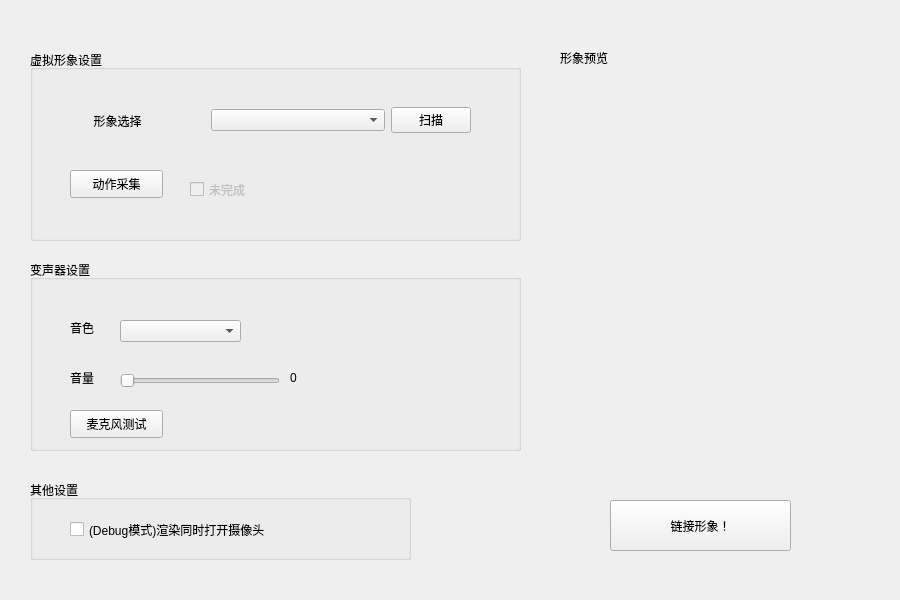
Qt form Qt-src/wid.ui (charlie0129/vtuber-kit) before a commit.
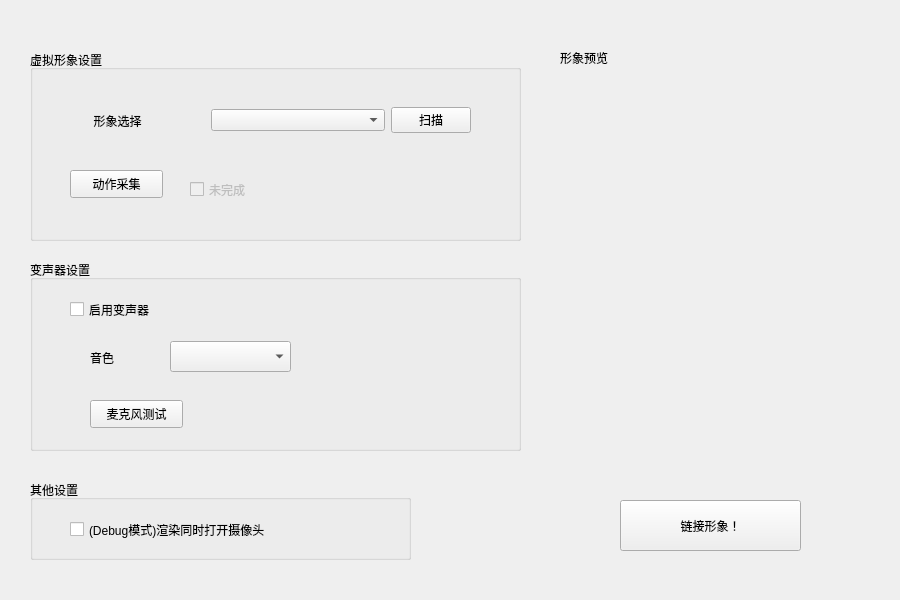
The same form after that commit.

Commit message: add:debug mode GUI update:现在可以随时启动和关闭vtb update:增加变声器支持 fixed:debug窗口无法正常显示的问题

```diff
--- a/Qt-src/wid.ui
+++ b/Qt-src/wid.ui
@@ -121,8 +121,8 @@
     <widget class="QLabel" name="label_voiceKind">
      <property name="geometry">
       <rect>
-       <x>40</x>
-       <y>60</y>
+       <x>60</x>
+       <y>90</y>
        <width>72</width>
        <height>15</height>
       </rect>
@@ -131,50 +131,11 @@
       <string>音色</string>
      </property>
     </widget>
-    <widget class="QLabel" name="label_volumn">
-     <property name="geometry">
-      <rect>
-       <x>40</x>
-       <y>110</y>
-       <width>72</width>
-       <height>15</height>
-      </rect>
-     </property>
-     <property name="text">
-      <string>音量</string>
-     </property>
-    </widget>
-    <widget class="QSlider" name="horizontalSlider">
-     <property name="geometry">
-      <rect>
-       <x>90</x>
-       <y>110</y>
-       <width>160</width>
-       <height>22</height>
-      </rect>
-     </property>
-     <property name="orientation">
-      <enum>Qt::Horizontal</enum>
-     </property>
-    </widget>
-    <widget class="QLabel" name="label_volumnNum">
-     <property name="geometry">
-      <rect>
-       <x>260</x>
-       <y>110</y>
-       <width>72</width>
-       <height>15</height>
-      </rect>
-     </property>
-     <property name="text">
-      <string>0</string>
-     </property>
-    </widget>
     <widget class="QPushButton" name="pushButton_testMic">
      <property name="geometry">
       <rect>
-       <x>40</x>
-       <y>150</y>
+       <x>60</x>
+       <y>140</y>
        <width>93</width>
        <height>28</height>
       </rect>
@@ -186,11 +147,33 @@
     <widget class="QComboBox" name="comboBox_vc">
      <property name="geometry">
       <rect>
-       <x>90</x>
-       <y>60</y>
+       <x>140</x>
+       <y>81</y>
        <width>121</width>
-       <height>22</height>
+       <height>31</height>
       </rect>
+     </property>
+     <property name="editable">
+      <bool>false</bool>
+     </property>
+     <property name="currentText">
+      <string/>
+     </property>
+     <property name="currentIndex">
+      <number>-1</number>
+     </property>
+    </widget>
+    <widget class="QCheckBox" name="checkBox_enableVC">
+     <property name="geometry">
+      <rect>
+       <x>40</x>
+       <y>40</y>
+       <width>281</width>
+       <height>19</height>
+      </rect>
+     </property>
+     <property name="text">
+      <string>启用变声器</string>
      </property>
     </widget>
    </widget>
@@ -210,10 +193,10 @@
    <widget class="QLabel" name="Image_preview">
     <property name="geometry">
      <rect>
-      <x>650</x>
-      <y>50</y>
-      <width>211</width>
-      <height>241</height>
+      <x>560</x>
+      <y>70</y>
+      <width>301</width>
+      <height>371</height>
      </rect>
     </property>
     <property name="text">
@@ -223,7 +206,7 @@
    <widget class="QPushButton" name="pushButton_start">
     <property name="geometry">
      <rect>
-      <x>610</x>
+      <x>620</x>
       <y>500</y>
       <width>181</width>
       <height>51</height>
```
The commit also changes 4 other files.
